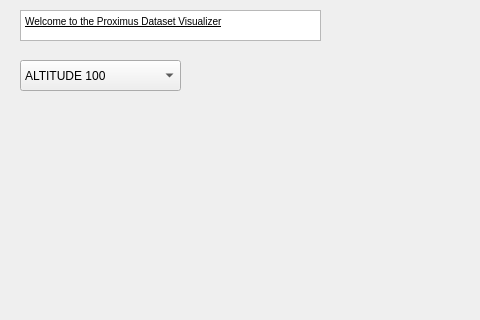
The window that app/app-v2.ui (victor-radermecker/MasterThesis) describes before a commit, drawn with Qt 5; both pictures show x 0 to 480 and y 0 to 320 of the 800 by 600 pixel window.
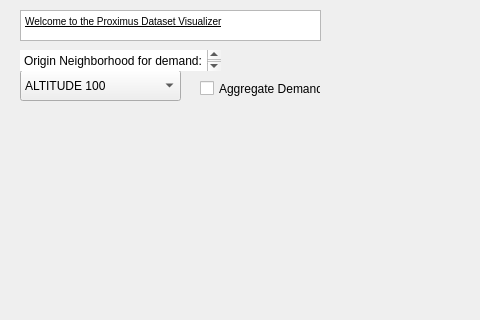
The same window after the commit.

```diff
--- a/app/app-v2.ui
+++ b/app/app-v2.ui
@@ -18,7 +18,7 @@
     <property name="geometry">
      <rect>
       <x>20</x>
-      <y>60</y>
+      <y>70</y>
       <width>161</width>
       <height>31</height>
      </rect>
@@ -75,6 +75,44 @@
     </property>
     <layout class="QVBoxLayout" name="verticalLayout"/>
    </widget>
+   <widget class="QCheckBox" name="checkBox">
+    <property name="geometry">
+     <rect>
+      <x>200</x>
+      <y>80</y>
+      <width>121</width>
+      <height>17</height>
+     </rect>
+    </property>
+    <property name="text">
+     <string>Aggregate Demand</string>
+    </property>
+   </widget>
+   <widget class="QPlainTextEdit" name="plainTextEdit">
+    <property name="enabled">
+     <bool>true</bool>
+    </property>
+    <property name="geometry">
+     <rect>
+      <x>20</x>
+      <y>50</y>
+      <width>201</width>
+      <height>21</height>
+     </rect>
+    </property>
+    <property name="mouseTracking">
+     <bool>false</bool>
+    </property>
+    <property name="frameShape">
+     <enum>QFrame::NoFrame</enum>
+    </property>
+    <property name="lineWidth">
+     <number>0</number>
+    </property>
+    <property name="plainText">
+     <string>Origin Neighborhood for demand:</string>
+    </property>
+   </widget>
   </widget>
   <widget class="QMenuBar" name="menubar">
    <property name="geometry">
```
Left out of the diff: 6 changed lines with no effect on the pictures.
